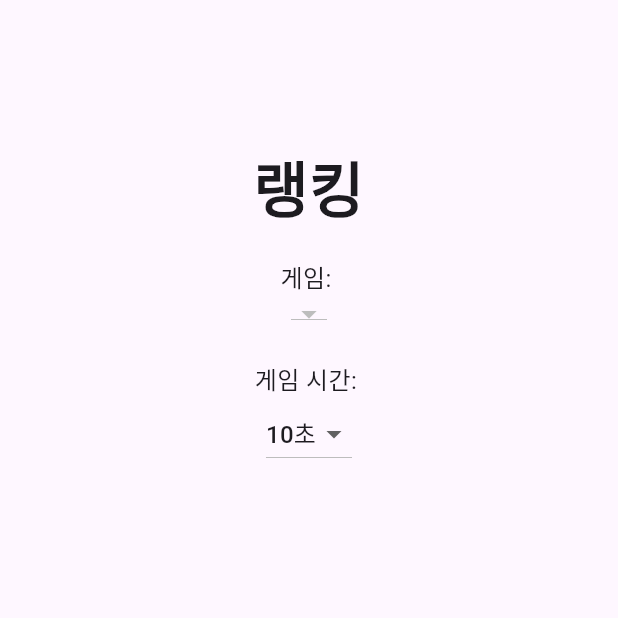
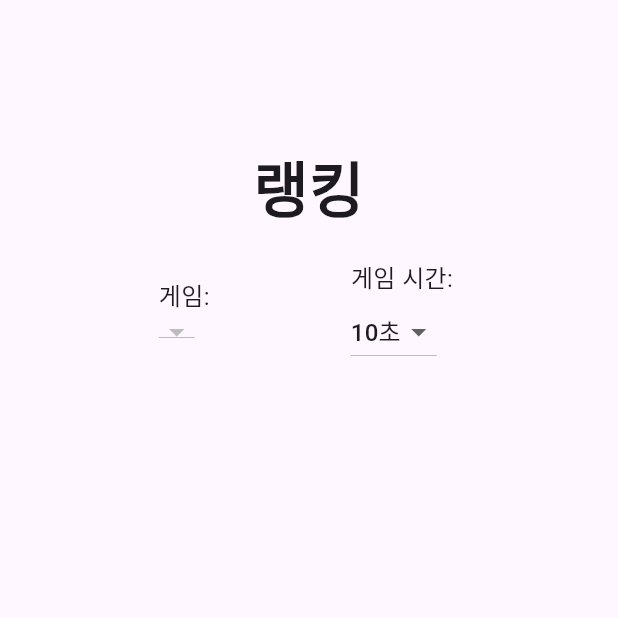
Before and after one commit to jkookhan03/mad_week2, a Flutter app: the TotalRankingScreen screen opened directly, on a phone screen of 412 x 824 dp, the top half of it. Run offline on Flutter 3.47's test engine with Material 3 defaults, Android fonts, the phone set to English and light mode, and no system bars; our stand-ins replace shared_preferences; missing offline and left inert: flutter_naver_login; accounts and stored records are empty; network calls fail; Roboto replaces fonts that are missing (Jua-Regular).

Commit message:
랭킹 탭 드롭다운 버튼 디자인 수정

```diff
--- a/lib/total_ranking_screen.dart
+++ b/lib/total_ranking_screen.dart
@@ -60,6 +60,12 @@ class _TotalRankingScreenState extends State<TotalRankingScreen> {
                     ),
                   ),
                   SizedBox(height: 20),
+                  Row(
+                    mainAxisAlignment: MainAxisAlignment.spaceEvenly,
+                    children: [
+                      Column(
+                        crossAxisAlignment: CrossAxisAlignment.start,
+                        children: [
                           Text(
                             '게임: ',
                             style: TextStyle(
@@ -84,7 +90,11 @@ class _TotalRankingScreenState extends State<TotalRankingScreen> {
                               });
                             },
                           ),
-                  SizedBox(height: 20),
+                        ],
+                      ),
+                      Column(
+                        crossAxisAlignment: CrossAxisAlignment.start,
+                        children: [
                           Text(
                             '게임 시간: ',
                             style: TextStyle(
@@ -117,6 +127,11 @@ class _TotalRankingScreenState extends State<TotalRankingScreen> {
                               });
                             },
                           ),
+                        ],
+                      ),
+                    ],
+                  ),
+                  SizedBox(height: 20),
                   ListView.builder(
                     shrinkWrap: true,
                     physics: NeverScrollableScrollPhysics(),
```
Lines whose indentation alone changed are shown as unchanged.
